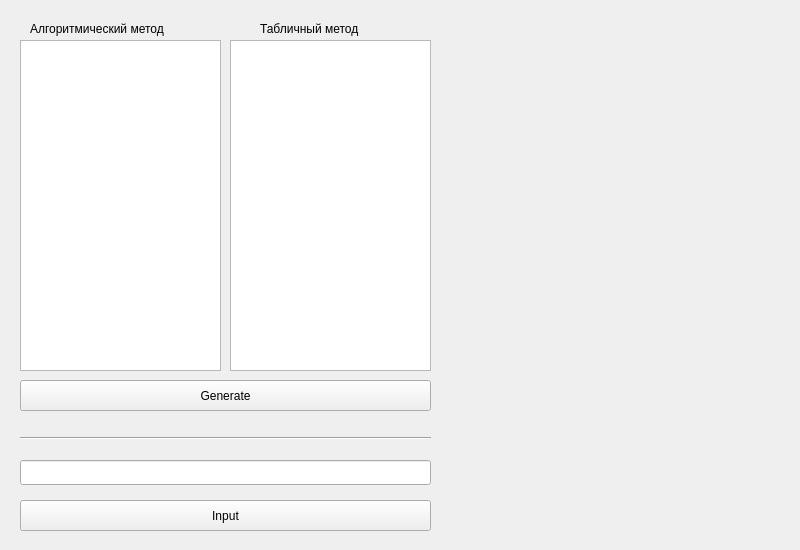
The window that lab3/widget.ui (platosha-git/Modeling-2) describes before a commit, drawn with Qt 5.
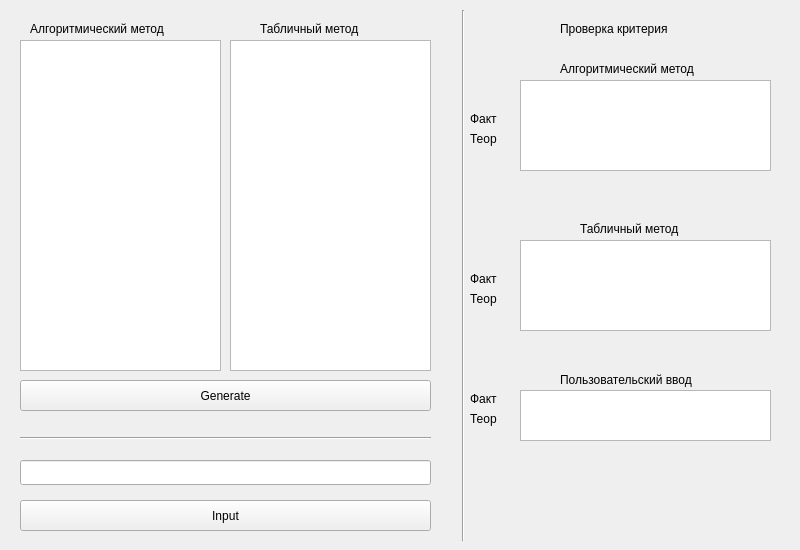
The same window after the commit.

What changed in the file:
```diff
--- a/lab3/widget.ui
+++ b/lab3/widget.ui
@@ -117,6 +117,179 @@
      <string>Input</string>
     </property>
    </widget>
+   <widget class="Line" name="line_2">
+    <property name="geometry">
+     <rect>
+      <x>433</x>
+      <y>0</y>
+      <width>41</width>
+      <height>531</height>
+     </rect>
+    </property>
+    <property name="orientation">
+     <enum>Qt::Vertical</enum>
+    </property>
+   </widget>
+   <widget class="QLabel" name="label_3">
+    <property name="geometry">
+     <rect>
+      <x>550</x>
+      <y>10</y>
+      <width>141</width>
+      <height>17</height>
+     </rect>
+    </property>
+    <property name="text">
+     <string>Проверка критерия</string>
+    </property>
+   </widget>
+   <widget class="QLabel" name="label_4">
+    <property name="geometry">
+     <rect>
+      <x>550</x>
+      <y>50</y>
+      <width>181</width>
+      <height>17</height>
+     </rect>
+    </property>
+    <property name="text">
+     <string>Алгоритмический метод</string>
+    </property>
+   </widget>
+   <widget class="QTableView" name="tableAlgOut">
+    <property name="geometry">
+     <rect>
+      <x>510</x>
+      <y>70</y>
+      <width>251</width>
+      <height>91</height>
+     </rect>
+    </property>
+   </widget>
+   <widget class="QLabel" name="label_5">
+    <property name="geometry">
+     <rect>
+      <x>570</x>
+      <y>210</y>
+      <width>131</width>
+      <height>17</height>
+     </rect>
+    </property>
+    <property name="text">
+     <string>Табличный метод</string>
+    </property>
+   </widget>
+   <widget class="QTableView" name="tableTabOut">
+    <property name="geometry">
+     <rect>
+      <x>510</x>
+      <y>230</y>
+      <width>251</width>
+      <height>91</height>
+     </rect>
+    </property>
+   </widget>
+   <widget class="QLabel" name="label_6">
+    <property name="geometry">
+     <rect>
+      <x>460</x>
+      <y>100</y>
+      <width>41</width>
+      <height>17</height>
+     </rect>
+    </property>
+    <property name="text">
+     <string>Факт</string>
+    </property>
+   </widget>
+   <widget class="QLabel" name="label_7">
+    <property name="geometry">
+     <rect>
+      <x>460</x>
+      <y>120</y>
+      <width>41</width>
+      <height>17</height>
+     </rect>
+    </property>
+    <property name="text">
+     <string>Теор</string>
+    </property>
+   </widget>
+   <widget class="QLabel" name="label_8">
+    <property name="geometry">
+     <rect>
+      <x>460</x>
+      <y>260</y>
+      <width>41</width>
+      <height>17</height>
+     </rect>
+    </property>
+    <property name="text">
+     <string>Факт</string>
+    </property>
+   </widget>
+   <widget class="QLabel" name="label_9">
+    <property name="geometry">
+     <rect>
+      <x>460</x>
+      <y>280</y>
+      <width>41</width>
+      <height>17</height>
+     </rect>
+    </property>
+    <property name="text">
+     <string>Теор</string>
+    </property>
+   </widget>
+   <widget class="QLabel" name="label_10">
+    <property name="geometry">
+     <rect>
+      <x>460</x>
+      <y>380</y>
+      <width>41</width>
+      <height>17</height>
+     </rect>
+    </property>
+    <property name="text">
+     <string>Факт</string>
+    </property>
+   </widget>
+   <widget class="QLabel" name="label_11">
+    <property name="geometry">
+     <rect>
+      <x>550</x>
+      <y>360</y>
+      <width>181</width>
+      <height>20</height>
+     </rect>
+    </property>
+    <property name="text">
+     <string>Пользовательский ввод</string>
+    </property>
+   </widget>
+   <widget class="QLabel" name="label_12">
+    <property name="geometry">
+     <rect>
+      <x>460</x>
+      <y>400</y>
+      <width>41</width>
+      <height>17</height>
+     </rect>
+    </property>
+    <property name="text">
+     <string>Теор</string>
+    </property>
+   </widget>
+   <widget class="QTextEdit" name="textUser">
+    <property name="geometry">
+     <rect>
+      <x>510</x>
+      <y>380</y>
+      <width>251</width>
+      <height>51</height>
+     </rect>
+    </property>
+   </widget>
   </widget>
  </widget>
  <resources/>
```
Left out of the diff: 4 changed lines with no effect on the pictures.
